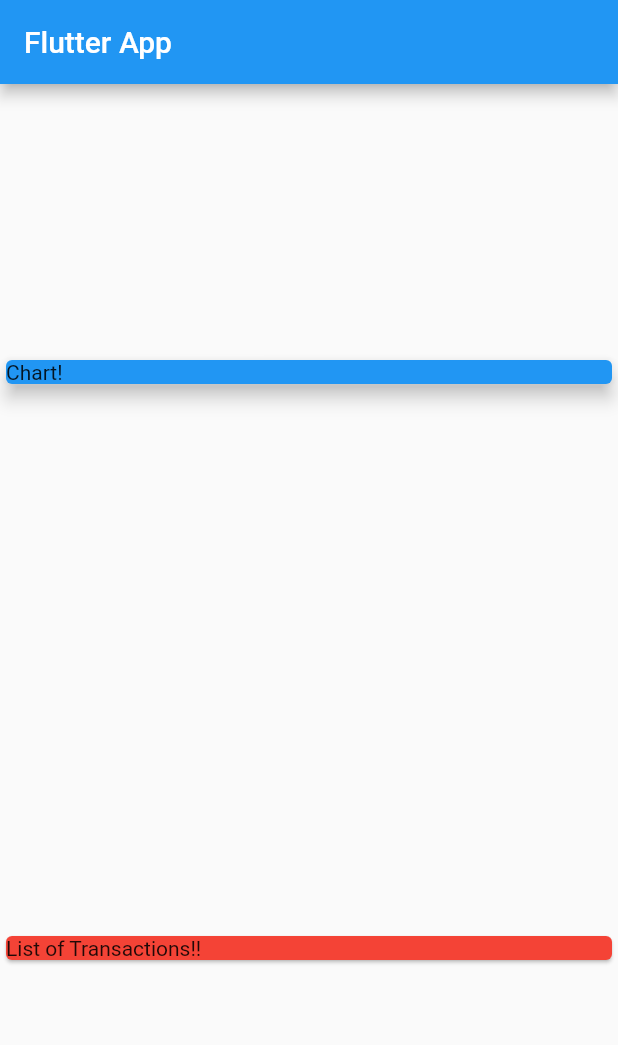
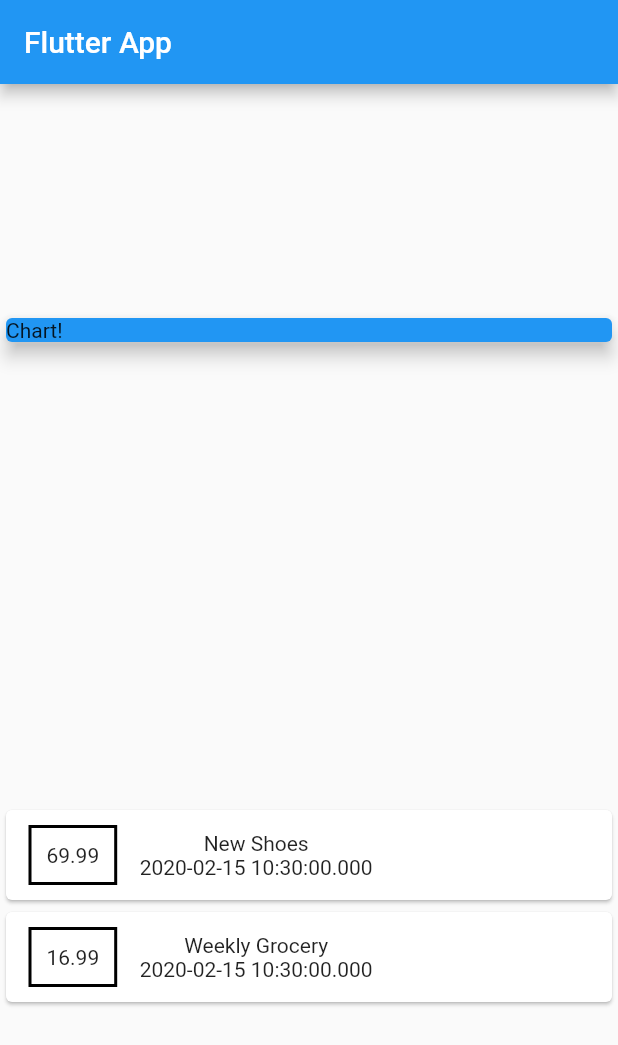
Before and after one commit to pyzen5/personal_expense, a Flutter app: the screen it shows after launch, on a phone screen of 412 x 824 dp. Shown: the top 1045 px of the screen. Run offline on Flutter 3.47's test engine with Material 2 defaults, Android fonts, the phone set to English and light mode, and no system bars.

Commit message:
container styling

```diff
--- a/lib/main.dart
+++ b/lib/main.dart
@@ -1,4 +1,5 @@
 import 'package:flutter/material.dart';
+import './transaction.dart';
 
 void main() => runApp(MyApp());
 
@@ -13,6 +14,13 @@ class MyApp extends StatelessWidget {
 }
 
 class MyHomePage extends StatelessWidget {
+  final List<Transaction> transactions = [
+    Transaction(
+        id: 't1', title: 'New Shoes', amount: 69.99, date: DateTime.now()),
+    Transaction(
+        id: 't2', title: 'Weekly Grocery', amount: 16.99, date: DateTime.now())
+  ];
+
   @override
   Widget build(BuildContext context) {
     return Scaffold(
@@ -31,9 +39,25 @@ class MyHomePage extends StatelessWidget {
               elevation: 5,
             ),
           ),
-          Card(
-            color: Colors.red,
-            child: Text('List of Transactions!!'),
+          Column(
+            children: transactions.map((tx) {
+              return Card(
+                child: Row(children: <Widget>[
+                  Container(
+                    padding: EdgeInsets.all(10),
+                    margin: EdgeInsets.symmetric(vertical: 10, horizontal: 15),
+                    decoration: BoxDecoration(border: Border.all(color: Colors.black, width: 2)),
+                    child: Text(
+                      tx.amount.toString(),
+                    ),
+                  ),
+                  Column(children: <Widget>[
+                    Text(tx.title),
+                    Text(tx.date.toString()),
+                  ])
+                ]),
+              );
+            }).toList(),
           ),
         ],
       ),
--- /dev/null
+++ b/lib/transaction.dart
@@ -0,0 +1,10 @@
+import 'package:flutter/foundation.dart';
+
+class Transaction {
+  String id;
+  String title;
+  double amount;
+  DateTime date;
+
+  Transaction({@required this.id, @required this.title, @required this.amount, @required this.date});
+}
```
